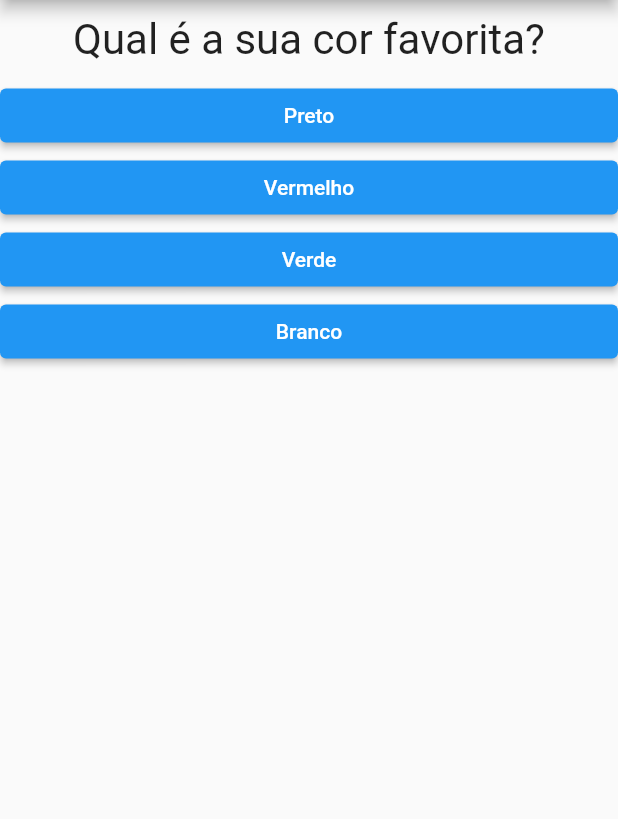
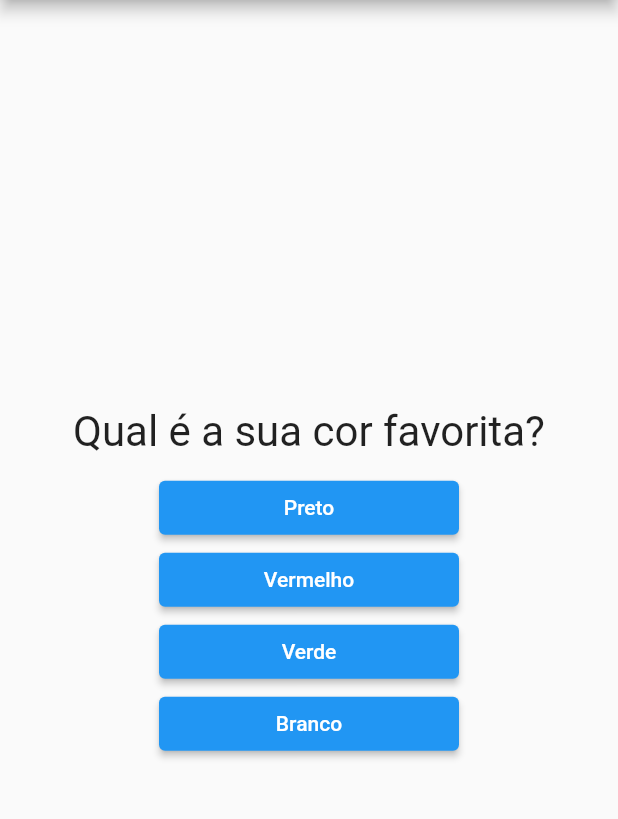
Before and after one commit to G-campos/app-perguntas, a Flutter app: the screen it shows after launch, on a phone screen of 412 x 824 dp, the part 84-903 px from its top. Run offline on Flutter 3.47's test engine with Material 2 defaults, Android fonts, the phone set to English and light mode, and no system bars.

Commit message:
alinhamento do widget

```diff
--- a/lib/questionario.dart
+++ b/lib/questionario.dart
@@ -26,6 +26,7 @@ class Questionario extends StatelessWidget {
         : [];
 
     return Column(
+      mainAxisAlignment: MainAxisAlignment.center,
       children: [
         Questao(perguntas[perguntaSelecionada]['texto'] as String),
         ...respostas.map((resp) {
--- a/lib/resposta.dart
+++ b/lib/resposta.dart
@@ -9,7 +9,8 @@ class Resposta extends StatelessWidget {
   @override
   Widget build(BuildContext context) {
     return SizedBox(
-      width: double.infinity,
+      // width: double.infinity,
+      width: 200,
       child: ElevatedButton(
         style: ElevatedButton.styleFrom(
           backgroundColor: Colors.blue,
```
